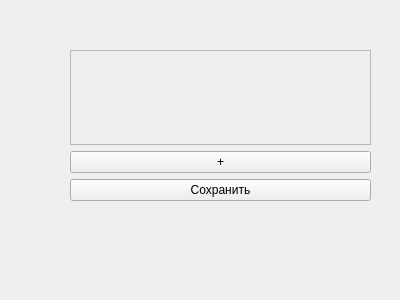
The window that teachers.ui (tasmulaevasan/Scheduler) describes before a commit, drawn with Qt 5.
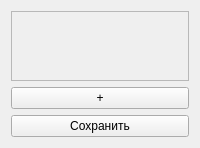
The same window after the commit.

Commit message: Redesign teachers page with DB support

The edit to the form file:
```diff
--- a/teachers.ui
+++ b/teachers.ui
@@ -2,26 +2,6 @@
 <ui version="4.0">
  <class>Form</class>
  <widget class="QWidget" name="Form">
-  <property name="geometry">
-   <rect>
-    <x>0</x>
-    <y>0</y>
-    <width>400</width>
-    <height>300</height>
-   </rect>
-  </property>
-  <property name="windowTitle">
-   <string>Form</string>
-  </property>
-  <widget class="QWidget" name="verticalLayoutWidget_2">
-   <property name="geometry">
-    <rect>
-     <x>70</x>
-     <y>50</y>
-     <width>301</width>
-     <height>151</height>
-    </rect>
-   </property>
    <layout class="QVBoxLayout" name="verticalLayout">
     <item>
      <widget class="QScrollArea" name="scrollArea">
@@ -29,27 +9,9 @@
        <bool>true</bool>
       </property>
       <widget class="QWidget" name="scrollAreaWidgetContents">
-       <property name="geometry">
-        <rect>
-         <x>0</x>
-         <y>0</y>
-         <width>297</width>
-         <height>87</height>
-        </rect>
-       </property>
-       <widget class="QWidget" name="verticalLayoutWidget">
-        <property name="geometry">
-         <rect>
-          <x>0</x>
-          <y>0</y>
-          <width>301</width>
-          <height>91</height>
-         </rect>
-        </property>
         <layout class="QVBoxLayout" name="teachersListLayout"/>
        </widget>
       </widget>
-     </widget>
     </item>
     <item>
      <widget class="QPushButton" name="add_btn">
@@ -66,7 +28,6 @@
      </widget>
     </item>
    </layout>
-  </widget>
  </widget>
  <resources/>
  <connections/>
```
Lines whose indentation alone changed are shown as unchanged. The commit also changes 5 other files.
